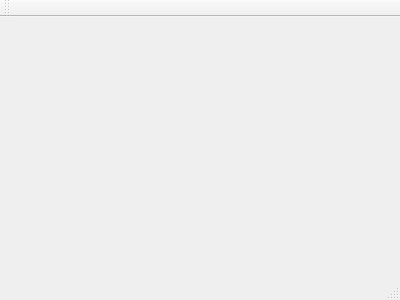
Before: the Qt Designer form mainwindow.ui in aleksandrbazhin/robotics2019_gui, drawn with Qt 5.
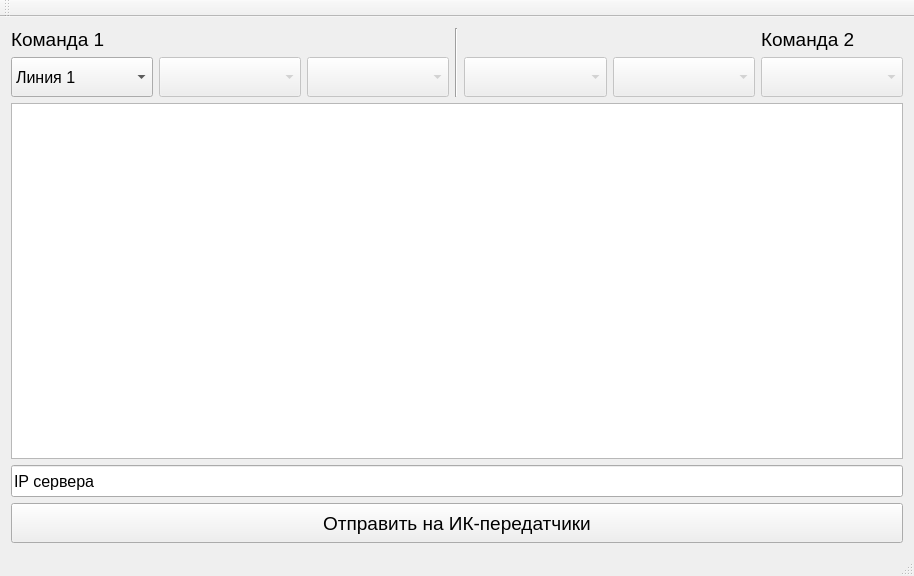
After: the same form once the commit is applied.

The edit to the form file:
```diff
--- a/mainwindow.ui
+++ b/mainwindow.ui
@@ -1,24 +1,251 @@
 <ui version="4.0">
  <class>MainWindow</class>
- <widget class="QMainWindow" name="MainWindow" >
-  <property name="geometry" >
+ <widget class="QMainWindow" name="MainWindow">
+  <property name="geometry">
    <rect>
     <x>0</x>
     <y>0</y>
-    <width>400</width>
-    <height>300</height>
+    <width>914</width>
+    <height>576</height>
    </rect>
   </property>
   <property name="windowTitle" >
    <string>MainWindow</string>
   </property>
-  <widget class="QMenuBar" name="menuBar" />
-  <widget class="QToolBar" name="mainToolBar" />
-  <widget class="QWidget" name="centralWidget" />
-  <widget class="QStatusBar" name="statusBar" />
+  <widget class="QWidget" name="centralWidget">
+   <layout class="QVBoxLayout" name="verticalLayout">
+    <item>
+     <layout class="QGridLayout" name="gridLayout">
+      <item row="1" column="5">
+       <widget class="QComboBox" name="comboBox_2_2">
+        <property name="enabled">
+         <bool>false</bool>
+        </property>
+        <property name="minimumSize">
+         <size>
+          <width>0</width>
+          <height>40</height>
+         </size>
+        </property>
+        <property name="font">
+         <font>
+          <pointsize>12</pointsize>
+         </font>
+        </property>
+       </widget>
+      </item>
+      <item row="0" column="6">
+       <widget class="QLabel" name="label_2">
+        <property name="font">
+         <font>
+          <pointsize>14</pointsize>
+         </font>
+        </property>
+        <property name="text">
+         <string>Команда 2</string>
+        </property>
+       </widget>
+      </item>
+      <item row="6" column="0" colspan="7">
+       <widget class="QPushButton" name="pushButton">
+        <property name="minimumSize">
+         <size>
+          <width>0</width>
+          <height>40</height>
+         </size>
+        </property>
+        <property name="font">
+         <font>
+          <pointsize>14</pointsize>
+         </font>
+        </property>
+        <property name="text">
+         <string>Отправить на ИК-передатчики</string>
+        </property>
+       </widget>
+      </item>
+      <item row="1" column="2">
+       <widget class="QComboBox" name="comboBox_1_3">
+        <property name="enabled">
+         <bool>false</bool>
+        </property>
+        <property name="minimumSize">
+         <size>
+          <width>0</width>
+          <height>40</height>
+         </size>
+        </property>
+        <property name="font">
+         <font>
+          <pointsize>12</pointsize>
+         </font>
+        </property>
+       </widget>
+      </item>
+      <item row="0" column="0">
+       <widget class="QLabel" name="label">
+        <property name="font">
+         <font>
+          <pointsize>14</pointsize>
+         </font>
+        </property>
+        <property name="text">
+         <string>Команда 1</string>
+        </property>
+       </widget>
+      </item>
+      <item row="1" column="0">
+       <widget class="QComboBox" name="comboBox_1_1">
+        <property name="minimumSize">
+         <size>
+          <width>0</width>
+          <height>40</height>
+         </size>
+        </property>
+        <property name="font">
+         <font>
+          <pointsize>12</pointsize>
+         </font>
+        </property>
+        <item>
+         <property name="text">
+          <string>Линия 1</string>
+         </property>
+        </item>
+        <item>
+         <property name="text">
+          <string>Линия 2</string>
+         </property>
+        </item>
+        <item>
+         <property name="text">
+          <string>Линия 3</string>
+         </property>
+        </item>
+        <item>
+         <property name="text">
+          <string>Линия 4</string>
+         </property>
+        </item>
+        <item>
+         <property name="text">
+          <string>Линия 5</string>
+         </property>
+        </item>
+        <item>
+         <property name="text">
+          <string>Линия 6</string>
+         </property>
+        </item>
+        <item>
+         <property name="text">
+          <string>Линия 7</string>
+         </property>
+        </item>
+        <item>
+         <property name="text">
+          <string>Линия 8</string>
+         </property>
+        </item>
+       </widget>
+      </item>
+      <item row="1" column="4">
+       <widget class="QComboBox" name="comboBox_2_3">
+        <property name="enabled">
+         <bool>false</bool>
+        </property>
+        <property name="minimumSize">
+         <size>
+          <width>0</width>
+          <height>40</height>
+         </size>
+        </property>
+        <property name="font">
+         <font>
+          <pointsize>12</pointsize>
+         </font>
+        </property>
+       </widget>
+      </item>
+      <item row="1" column="1">
+       <widget class="QComboBox" name="comboBox_1_2">
+        <property name="enabled">
+         <bool>false</bool>
+        </property>
+        <property name="minimumSize">
+         <size>
+          <width>0</width>
+          <height>40</height>
+         </size>
+        </property>
+        <property name="font">
+         <font>
+          <pointsize>12</pointsize>
+         </font>
+        </property>
+       </widget>
+      </item>
+      <item row="1" column="6">
+       <widget class="QComboBox" name="comboBox_2_1">
+        <property name="enabled">
+         <bool>false</bool>
+        </property>
+        <property name="minimumSize">
+         <size>
+          <width>0</width>
+          <height>40</height>
+         </size>
+        </property>
+        <property name="font">
+         <font>
+          <pointsize>12</pointsize>
+         </font>
+        </property>
+       </widget>
+      </item>
+      <item row="0" column="3" rowspan="2">
+       <widget class="Line" name="line">
+        <property name="orientation">
+         <enum>Qt::Vertical</enum>
+        </property>
+       </widget>
+      </item>
+      <item row="4" column="0" colspan="7">
+       <widget class="QGraphicsView" name="graphicsView"/>
+      </item>
+      <item row="5" column="0" colspan="7">
+       <widget class="QLineEdit" name="lineEdit">
+        <property name="minimumSize">
+         <size>
+          <width>0</width>
+          <height>32</height>
+         </size>
+        </property>
+        <property name="font">
+         <font>
+          <pointsize>12</pointsize>
+         </font>
+        </property>
+        <property name="text">
+         <string>IP сервера</string>
+        </property>
+       </widget>
+      </item>
+     </layout>
+    </item>
+   </layout>
+  </widget>
+  <widget class="QToolBar" name="mainToolBar">
+   <attribute name="toolBarArea">
+    <enum>TopToolBarArea</enum>
+   </attribute>
+   <attribute name="toolBarBreak">
+    <bool>false</bool>
+   </attribute>
+  </widget>
+  <widget class="QStatusBar" name="statusBar"/>
  </widget>
- <layoutDefault spacing="6" margin="11" />
- <pixmapfunction></pixmapfunction>
+ <layoutdefault spacing="6" margin="11"/>
  <resources/>
  <connections/>
 </ui>
```
Left out of the diff: 5 changed lines with no effect on the pictures.
